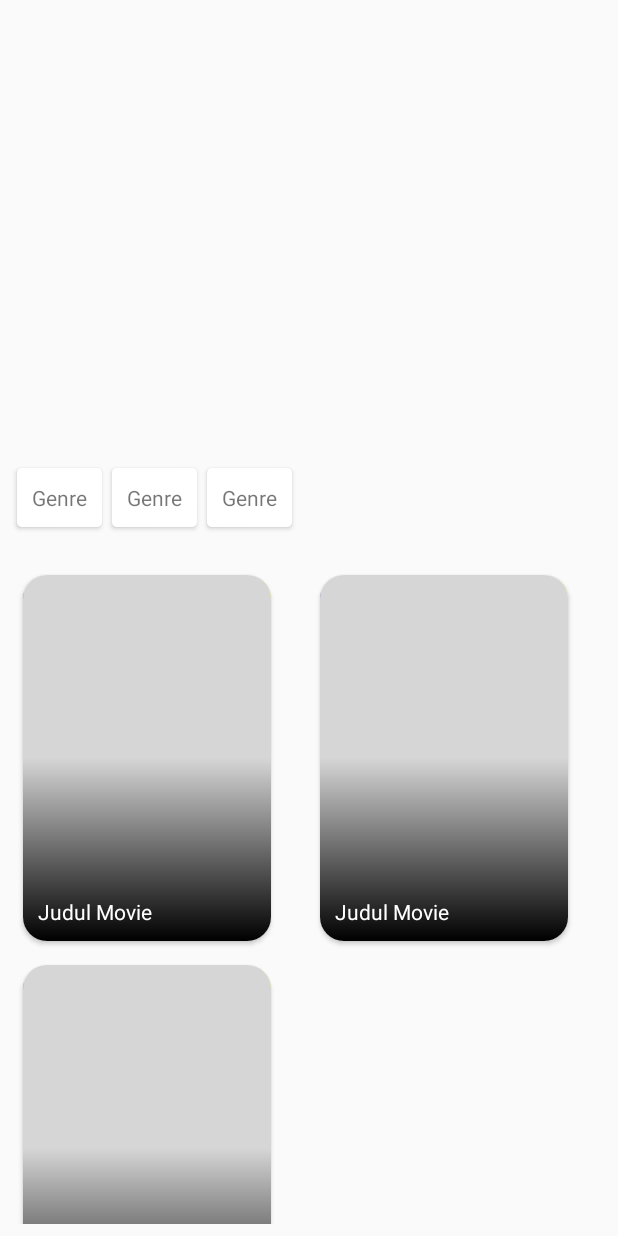
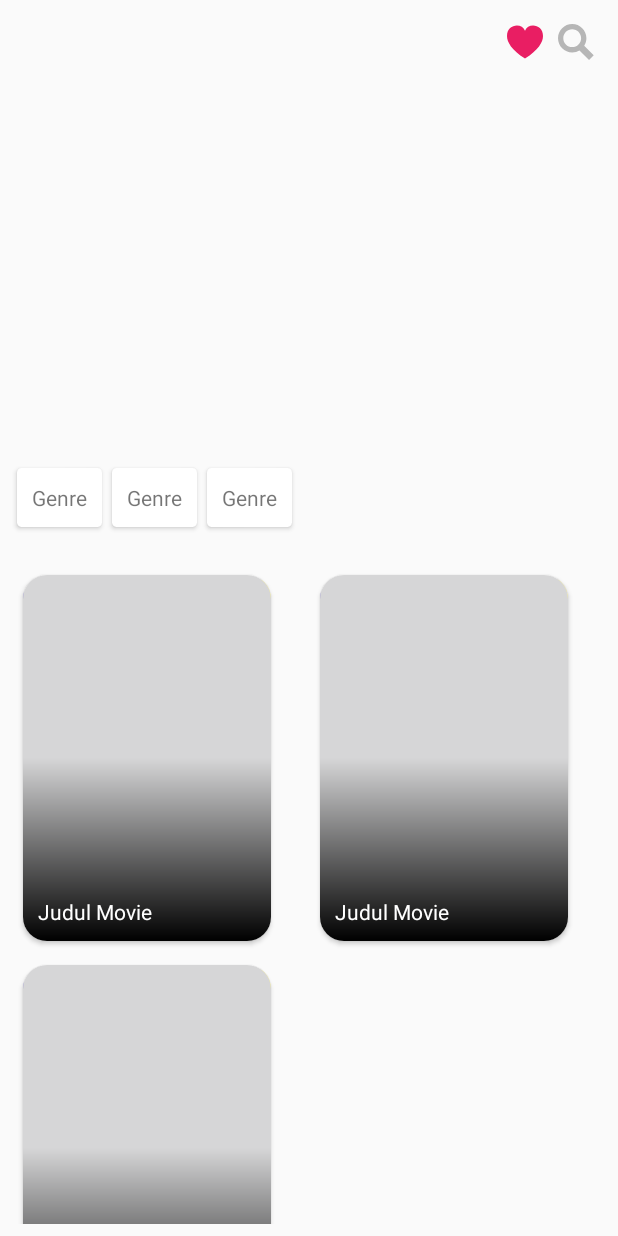
Before and after one commit to mafmudin/test-linkaja, an Android app: the layout activity_home_screen.xml on its own in the app's theme, with its tools: preview values and no code run, on a phone screen of 412 x 824 dp. Run offline under Robolectric (Android 15) with nearby library versions, the phone set to English and light mode, and no system bars.

Commit message:
add favorite and search button

```diff
--- a/app/src/main/java/test/linkaja/testapp/homescreen/HomeScreenActivity.kt
+++ b/app/src/main/java/test/linkaja/testapp/homescreen/HomeScreenActivity.kt
@@ -3,6 +3,8 @@ package test.linkaja.testapp.homescreen
 import android.os.Bundle
 import android.os.Handler
 import android.util.Log
+import android.view.View
+import android.view.animation.AnimationUtils
 import androidx.activity.viewModels
 import androidx.lifecycle.lifecycleScope
 import androidx.viewpager.widget.ViewPager
@@ -92,6 +94,27 @@ class HomeScreenActivity : BaseActivity() {
             }
         }, 500, 5000)
 
+        buttonSearch.setOnClickListener {
+            buttonFavorite.visibility = View.GONE
+            val slideLeft = AnimationUtils.loadAnimation(this, R.anim.slide_left)
+
+            if (llSearchName.visibility == View.GONE){
+                llSearchName.startAnimation(slideLeft)
+                llSearchName.visibility = View.VISIBLE
+            }
+        }
+
+        buttonCloseSearch.setOnClickListener {
+            etSearch.setText("")
+            val slideRight = AnimationUtils.loadAnimation(this, R.anim.slide_right)
+            llSearchName.visibility = View.GONE
+
+            if (buttonFavorite.visibility == View.GONE){
+                buttonFavorite.startAnimation(slideRight)
+                buttonFavorite.visibility = View.VISIBLE
+            }
+        }
+
         genreViewModel.getGenres()
         genreViewModel.getMovie(page)
         genreViewModel.getHighestRateMovie()
--- /dev/null
+++ b/app/src/main/res/anim/slide_left.xml
@@ -0,0 +1,8 @@
+<?xml version="1.0" encoding="utf-8"?>
+<set xmlns:android="http://schemas.android.com/apk/res/android" >
+    <translate
+        android:duration="600"
+        android:fromXDelta="100%"
+        android:toXDelta="0%" >
+    </translate>
+</set>
--- /dev/null
+++ b/app/src/main/res/anim/slide_right.xml
@@ -0,0 +1,9 @@
+<set xmlns:android="http://schemas.android.com/apk/res/android"
+    android:shareInterpolator="false">
+    <translate
+        android:fromXDelta="-100%"
+        android:toXDelta="0%"
+        android:fromYDelta="0%"
+        android:toYDelta="0%"
+        android:duration="700"/>
+</set>
--- /dev/null
+++ b/app/src/main/res/drawable/bg_blue_stroke.xml
@@ -0,0 +1,5 @@
+<?xml version="1.0" encoding="utf-8"?>
+<shape xmlns:android="http://schemas.android.com/apk/res/android">
+    <stroke android:width="1dp" android:color="@color/teal_700"/>
+    <solid android:color="@color/white"/>
+</shape>
--- /dev/null
+++ b/app/src/main/res/drawable/ic_arrow_left.xml
@@ -0,0 +1,13 @@
+<vector xmlns:android="http://schemas.android.com/apk/res/android"
+    android:width="8.414dp"
+    android:height="14.828dp"
+    android:viewportWidth="8.414"
+    android:viewportHeight="14.828">
+  <path
+      android:pathData="M7,13.414 L1,7.414l6,-6"
+      android:strokeLineJoin="round"
+      android:strokeWidth="2"
+      android:fillColor="#00000000"
+      android:strokeColor="#333"
+      android:strokeLineCap="round"/>
+</vector>
--- /dev/null
+++ b/app/src/main/res/drawable/ic_favorite.xml
@@ -0,0 +1,9 @@
+<vector xmlns:android="http://schemas.android.com/apk/res/android"
+    android:width="24dp"
+    android:height="24dp"
+    android:viewportWidth="24"
+    android:viewportHeight="24">
+  <path
+      android:fillColor="@color/red_love"
+      android:pathData="M12,4.435c-1.989,-5.399 -12,-4.597 -12,3.568 0,4.068 3.06,9.481 12,14.997 8.94,-5.516 12,-10.929 12,-14.997 0,-8.118 -10,-8.999 -12,-3.568z"/>
+</vector>
--- /dev/null
+++ b/app/src/main/res/drawable/ic_search.xml
@@ -0,0 +1,9 @@
+<vector xmlns:android="http://schemas.android.com/apk/res/android"
+    android:width="24dp"
+    android:height="24dp"
+    android:viewportWidth="24"
+    android:viewportHeight="24">
+  <path
+      android:fillColor="@color/grey"
+      android:pathData="M23.822,20.88l-6.353,-6.354c0.93,-1.465 1.467,-3.2 1.467,-5.059 0.001,-5.219 -4.247,-9.467 -9.468,-9.467s-9.468,4.248 -9.468,9.468c0,5.221 4.247,9.469 9.468,9.469 1.768,0 3.421,-0.487 4.839,-1.333l6.396,6.396 3.119,-3.12zM3.528,9.468c0,-3.273 2.665,-5.938 5.939,-5.938 3.275,0 5.94,2.664 5.94,5.938 0,3.275 -2.665,5.939 -5.94,5.939 -3.274,0 -5.939,-2.664 -5.939,-5.939z"/>
+</vector>
--- a/app/src/main/res/layout/activity_home_screen.xml
+++ b/app/src/main/res/layout/activity_home_screen.xml
@@ -22,6 +22,49 @@
             android:layout_height="40dp"
             android:layout_gravity="bottom"
             app:tabBackground="@drawable/indicator_selector"/>
+
+        <LinearLayout
+            android:layout_width="match_parent"
+            android:layout_height="wrap_content"
+            android:padding="16dp"
+            android:gravity="end">
+
+            <ImageView
+                android:id="@+id/buttonFavorite"
+                android:layout_width="24dp"
+                android:layout_height="24dp"
+                android:src="@drawable/ic_favorite"/>
+
+            <ImageView
+                android:id="@+id/buttonSearch"
+                android:layout_width="24dp"
+                android:layout_height="24dp"
+                android:layout_marginStart="10dp"
+                android:src="@drawable/ic_search"/>
+        </LinearLayout>
+
+        <LinearLayout
+            android:id="@+id/llSearchName"
+            android:layout_width="match_parent"
+            android:layout_height="wrap_content"
+            android:layout_margin="10dp"
+            android:visibility="gone"
+            android:orientation="horizontal"
+            android:background="@drawable/bg_blue_stroke">
+            <ImageView
+                android:id="@+id/buttonCloseSearch"
+                android:layout_width="40dp"
+                android:layout_height="40dp"
+                android:padding="10dp"
+                android:src="@drawable/ic_arrow_left"/>
+
+            <EditText
+                android:id="@+id/etSearch"
+                android:layout_width="match_parent"
+                android:layout_height="wrap_content"
+                android:backgroundTint="@color/transparent"
+                android:hint="@string/search"/>
+        </LinearLayout>
 
     </androidx.coordinatorlayout.widget.CoordinatorLayout>
 
@@ -49,5 +92,4 @@
             android:layout_marginTop="20dp"/>
     </LinearLayout>
 
-
 </LinearLayout>
--- a/app/src/main/res/values/colors.xml
+++ b/app/src/main/res/values/colors.xml
@@ -6,6 +6,8 @@
     <color name="teal_200">#FF03DAC5</color>
     <color name="teal_700">#FF018786</color>
     <color name="black">#FF000000</color>
+    <color name="grey">#B6B6B6</color>
     <color name="white">#FFFFFFFF</color>
     <color name="yellow">#FFC107</color>
+    <color name="red_love">#E91E63</color>
 </resources>
--- a/app/src/main/res/values/strings.xml
+++ b/app/src/main/res/values/strings.xml
@@ -2,4 +2,5 @@
     <string name="app_name">Test LinkAja</string>
     <string name="smart_movie">Smart Movie</string>
     <string name="image">image</string>
+    <string name="search">Cari</string>
 </resources>
```
